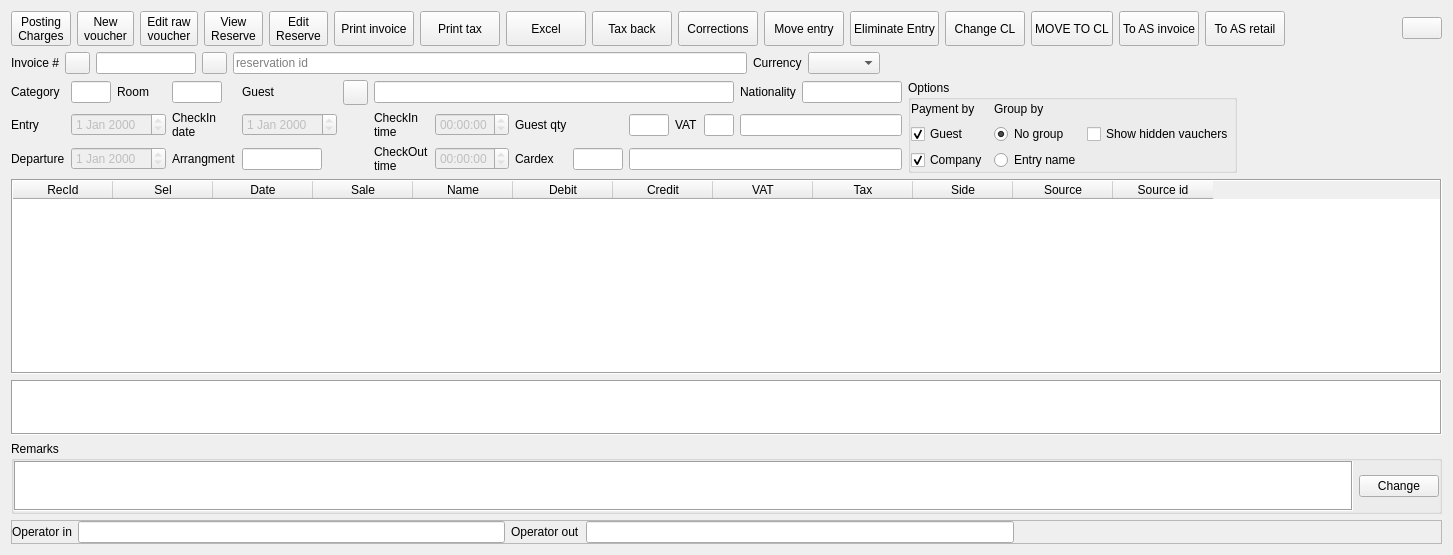
The window that Resort/waccinvoice.ui (End1-1/Resort) describes before a commit, drawn with Qt 5.
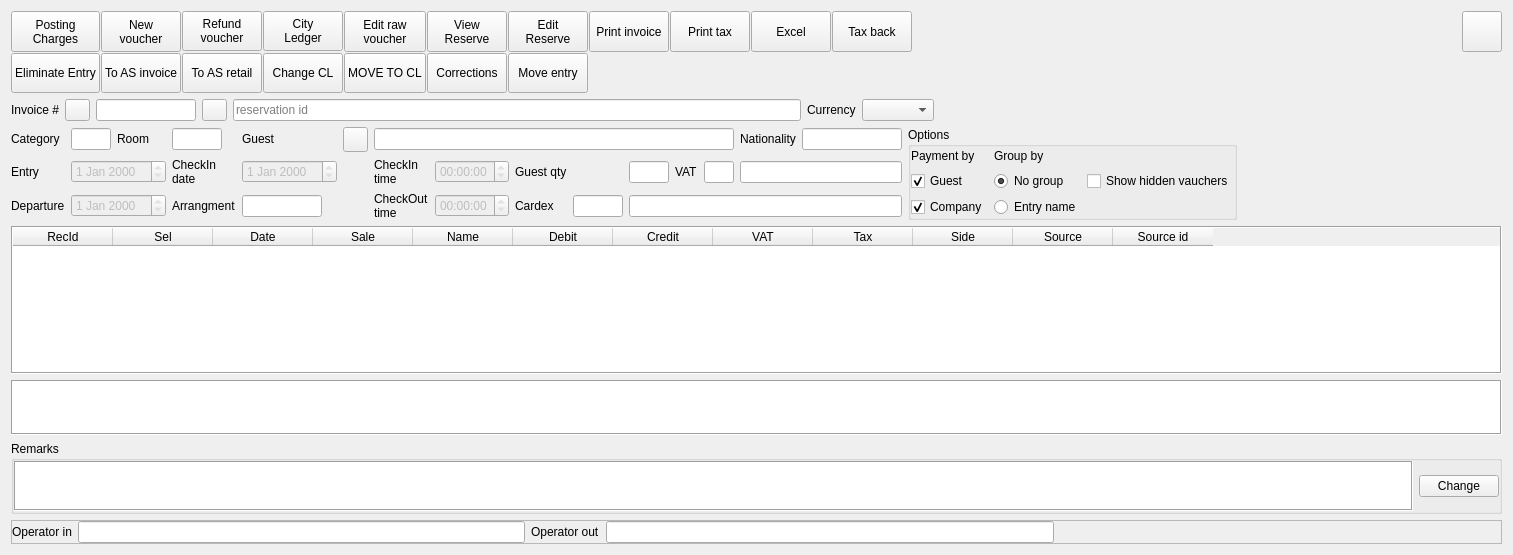
The same window after the commit. Icons and pictures are not drawn. Custom widgets are drawn as their Qt base class.

```diff
--- a/Resort/waccinvoice.ui
+++ b/Resort/waccinvoice.ui
@@ -6,7 +6,7 @@
    <rect>
     <x>0</x>
     <y>0</y>
-    <width>1453</width>
+    <width>1513</width>
     <height>555</height>
    </rect>
   </property>
@@ -28,7 +28,7 @@
        <height>0</height>
       </size>
      </property>
-     <layout class="QHBoxLayout" name="horizontalLayout_4">
+     <layout class="QGridLayout" name="gridLayout_4">
       <property name="leftMargin">
        <number>0</number>
       </property>
@@ -41,94 +41,13 @@
       <property name="bottomMargin">
        <number>0</number>
       </property>
-      <item>
-       <widget class="QToolButton" name="btnPostingCharges">
-        <property name="sizePolicy">
-         <sizepolicy hsizetype="Fixed" vsizetype="Fixed">
-          <horstretch>0</horstretch>
-          <verstretch>0</verstretch>
-         </sizepolicy>
-        </property>
-        <property name="minimumSize">
-         <size>
-          <width>0</width>
-          <height>0</height>
-         </size>
-        </property>
-        <property name="maximumSize">
-         <size>
-          <width>16777215</width>
-          <height>21212</height>
-         </size>
-        </property>
-        <property name="focusPolicy">
-         <enum>Qt::FocusPolicy::ClickFocus</enum>
-        </property>
-        <property name="text">
-         <string>Posting
-Charges</string>
-        </property>
-        <property name="icon">
-         <iconset resource="res.qrc">
-          <normaloff>:/images/charge.png</normaloff>:/images/charge.png</iconset>
-        </property>
-        <property name="iconSize">
-         <size>
-          <width>20</width>
-          <height>20</height>
-         </size>
-        </property>
-        <property name="toolButtonStyle">
-         <enum>Qt::ToolButtonStyle::ToolButtonTextBesideIcon</enum>
-        </property>
-       </widget>
-      </item>
-      <item>
-       <widget class="QToolButton" name="btnNewVaucher">
-        <property name="sizePolicy">
-         <sizepolicy hsizetype="Fixed" vsizetype="Fixed">
-          <horstretch>0</horstretch>
-          <verstretch>0</verstretch>
-         </sizepolicy>
-        </property>
-        <property name="minimumSize">
-         <size>
-          <width>0</width>
-          <height>0</height>
-         </size>
-        </property>
-        <property name="maximumSize">
-         <size>
-          <width>16777215</width>
-          <height>21212</height>
-         </size>
-        </property>
-        <property name="focusPolicy">
-         <enum>Qt::FocusPolicy::ClickFocus</enum>
-        </property>
-        <property name="text">
-         <string>New
-voucher</string>
-        </property>
-        <property name="icon">
-         <iconset resource="res.qrc">
-          <normaloff>:/images/invoice.png</normaloff>:/images/invoice.png</iconset>
-        </property>
-        <property name="iconSize">
-         <size>
-          <width>20</width>
-          <height>20</height>
-         </size>
-        </property>
-        <property name="toolButtonStyle">
-         <enum>Qt::ToolButtonStyle::ToolButtonTextBesideIcon</enum>
-        </property>
-       </widget>
-      </item>
-      <item>
+      <property name="spacing">
+       <number>1</number>
+      </property>
+      <item row="0" column="4" rowspan="2">
        <widget class="QToolButton" name="btnEditRowVaucher">
         <property name="sizePolicy">
-         <sizepolicy hsizetype="Fixed" vsizetype="Fixed">
+         <sizepolicy hsizetype="Preferred" vsizetype="Preferred">
           <horstretch>0</horstretch>
           <verstretch>0</verstretch>
          </sizepolicy>
@@ -136,13 +55,13 @@
         <property name="minimumSize">
          <size>
           <width>0</width>
-          <height>0</height>
+          <height>40</height>
          </size>
         </property>
         <property name="maximumSize">
          <size>
           <width>16777215</width>
-          <height>21212</height>
+          <height>16777215</height>
          </size>
         </property>
         <property name="focusPolicy">
@@ -167,10 +86,45 @@
         </property>
        </widget>
       </item>
-      <item>
+      <item row="0" column="9" rowspan="2">
+       <widget class="QPushButton" name="btnExcel">
+        <property name="sizePolicy">
+         <sizepolicy hsizetype="Preferred" vsizetype="Preferred">
+          <horstretch>0</horstretch>
+          <verstretch>0</verstretch>
+         </sizepolicy>
+        </property>
+        <property name="minimumSize">
+         <size>
+          <width>0</width>
+          <height>40</height>
+         </size>
+        </property>
+        <property name="maximumSize">
+         <size>
+          <width>16777215</width>
+          <height>16777215</height>
+         </size>
+        </property>
+        <property name="focusPolicy">
+         <enum>Qt::FocusPolicy::ClickFocus</enum>
+        </property>
+        <property name="toolTip">
+         <string>Print fiscal</string>
+        </property>
+        <property name="text">
+         <string>Excel</string>
+        </property>
+        <property name="icon">
+         <iconset resource="res.qrc">
+          <normaloff>:/images/excel.png</normaloff>:/images/excel.png</iconset>
+        </property>
+       </widget>
+      </item>
+      <item row="0" column="5" rowspan="2">
        <widget class="QToolButton" name="btnViewReserv">
         <property name="sizePolicy">
-         <sizepolicy hsizetype="Fixed" vsizetype="Fixed">
+         <sizepolicy hsizetype="Preferred" vsizetype="Preferred">
           <horstretch>0</horstretch>
           <verstretch>0</verstretch>
          </sizepolicy>
@@ -178,13 +132,13 @@
         <property name="minimumSize">
          <size>
           <width>0</width>
-          <height>0</height>
+          <height>40</height>
          </size>
         </property>
         <property name="maximumSize">
          <size>
           <width>16777215</width>
-          <height>21212</height>
+          <height>16777215</height>
          </size>
         </property>
         <property name="focusPolicy">
@@ -209,10 +163,10 @@
         </property>
        </widget>
       </item>
-      <item>
+      <item row="0" column="6" rowspan="2">
        <widget class="QToolButton" name="btnEditReserv">
         <property name="sizePolicy">
-         <sizepolicy hsizetype="Fixed" vsizetype="Fixed">
+         <sizepolicy hsizetype="Preferred" vsizetype="Preferred">
           <horstretch>0</horstretch>
           <verstretch>0</verstretch>
          </sizepolicy>
@@ -220,13 +174,13 @@
         <property name="minimumSize">
          <size>
           <width>0</width>
-          <height>0</height>
+          <height>40</height>
          </size>
         </property>
         <property name="maximumSize">
          <size>
           <width>16777215</width>
-          <height>21212</height>
+          <height>16777215</height>
          </size>
         </property>
         <property name="focusPolicy">
@@ -251,22 +205,63 @@
         </property>
        </widget>
       </item>
-      <item>
-       <widget class="QPushButton" name="btnPrint">
+      <item row="2" column="2">
+       <widget class="QPushButton" name="btnExportASRetail">
+        <property name="sizePolicy">
+         <sizepolicy hsizetype="Preferred" vsizetype="Preferred">
+          <horstretch>0</horstretch>
+          <verstretch>0</verstretch>
+         </sizepolicy>
+        </property>
+        <property name="minimumSize">
+         <size>
+          <width>0</width>
+          <height>40</height>
+         </size>
+        </property>
         <property name="maximumSize">
          <size>
-          <width>1212</width>
-          <height>21212</height>
+          <width>16777215</width>
+          <height>16777215</height>
          </size>
         </property>
         <property name="focusPolicy">
          <enum>Qt::FocusPolicy::ClickFocus</enum>
         </property>
-        <property name="toolTip">
-         <string>Print invoice</string>
+        <property name="text">
+         <string>To AS retail</string>
         </property>
+        <property name="icon">
+         <iconset resource="res.qrc">
+          <normaloff>:/images/AS.png</normaloff>:/images/AS.png</iconset>
+        </property>
+       </widget>
+      </item>
+      <item row="2" column="0">
+       <widget class="QPushButton" name="btnEliminate">
+        <property name="sizePolicy">
+         <sizepolicy hsizetype="Preferred" vsizetype="Preferred">
+          <horstretch>0</horstretch>
+          <verstretch>0</verstretch>
+         </sizepolicy>
+        </property>
+        <property name="minimumSize">
+         <size>
+          <width>0</width>
+          <height>40</height>
+         </size>
+        </property>
+        <property name="maximumSize">
+         <size>
+          <width>16777215</width>
+          <height>16777215</height>
+         </size>
+        </property>
+        <property name="focusPolicy">
+         <enum>Qt::FocusPolicy::ClickFocus</enum>
+        </property>
         <property name="text">
-         <string>Print invoice</string>
+         <string>Eliminate Entry</string>
         </property>
         <property name="icon">
          <iconset resource="res.qrc">
@@ -274,12 +269,82 @@
         </property>
        </widget>
       </item>
-      <item>
+      <item row="0" column="15" rowspan="2">
+       <spacer name="horizontalSpacer_3">
+        <property name="focusPolicy">
+         <enum>Qt::FocusPolicy::ClickFocus</enum>
+        </property>
+        <property name="orientation">
+         <enum>Qt::Orientation::Horizontal</enum>
+        </property>
+        <property name="sizeHint" stdset="0">
+         <size>
+          <width>200</width>
+          <height>21</height>
+         </size>
+        </property>
+       </spacer>
+      </item>
+      <item row="0" column="0" rowspan="2">
+       <widget class="QToolButton" name="btnPostingCharges">
+        <property name="sizePolicy">
+         <sizepolicy hsizetype="Preferred" vsizetype="Preferred">
+          <horstretch>0</horstretch>
+          <verstretch>0</verstretch>
+         </sizepolicy>
+        </property>
+        <property name="minimumSize">
+         <size>
+          <width>0</width>
+          <height>40</height>
+         </size>
+        </property>
+        <property name="maximumSize">
+         <size>
+          <width>16777215</width>
+          <height>16777215</height>
+         </size>
+        </property>
+        <property name="focusPolicy">
+         <enum>Qt::FocusPolicy::ClickFocus</enum>
+        </property>
+        <property name="text">
+         <string>Posting
+Charges</string>
+        </property>
+        <property name="icon">
+         <iconset resource="res.qrc">
+          <normaloff>:/images/charge.png</normaloff>:/images/charge.png</iconset>
+        </property>
+        <property name="iconSize">
+         <size>
+          <width>20</width>
+          <height>20</height>
+         </size>
+        </property>
+        <property name="toolButtonStyle">
+         <enum>Qt::ToolButtonStyle::ToolButtonTextBesideIcon</enum>
+        </property>
+       </widget>
+      </item>
+      <item row="0" column="8" rowspan="2">
        <widget class="QPushButton" name="btnTaxPrint">
+        <property name="sizePolicy">
+         <sizepolicy hsizetype="Preferred" vsizetype="Preferred">
+          <horstretch>0</horstretch>
+          <verstretch>0</verstretch>
+         </sizepolicy>
+        </property>
+        <property name="minimumSize">
+         <size>
+          <width>0</width>
+          <height>40</height>
+         </size>
+        </property>
         <property name="maximumSize">
          <size>
-          <width>21545</width>
-          <height>21212</height>
+          <width>16777215</width>
+          <height>16777215</height>
          </size>
         </property>
         <property name="focusPolicy">
@@ -297,22 +362,66 @@
         </property>
        </widget>
       </item>
-      <item>
-       <widget class="QPushButton" name="btnExcel">
+      <item row="2" column="1">
+       <widget class="QPushButton" name="btnExportAS">
+        <property name="sizePolicy">
+         <sizepolicy hsizetype="Preferred" vsizetype="Preferred">
+          <horstretch>0</horstretch>
+          <verstretch>0</verstretch>
+         </sizepolicy>
+        </property>
+        <property name="minimumSize">
+         <size>
+          <width>0</width>
+          <height>40</height>
+         </size>
+        </property>
         <property name="maximumSize">
          <size>
-          <width>21545</width>
-          <height>21212</height>
+          <width>16777215</width>
+          <height>16777215</height>
          </size>
         </property>
         <property name="focusPolicy">
          <enum>Qt::FocusPolicy::ClickFocus</enum>
         </property>
+        <property name="text">
+         <string>To AS invoice</string>
+        </property>
+        <property name="icon">
+         <iconset resource="res.qrc">
+          <normaloff>:/images/AS.png</normaloff>:/images/AS.png</iconset>
+        </property>
+       </widget>
+      </item>
+      <item row="0" column="16" rowspan="2">
+       <widget class="QPushButton" name="btnTracking">
+        <property name="sizePolicy">
+         <sizepolicy hsizetype="Minimum" vsizetype="Preferred">
+          <horstretch>0</horstretch>
+          <verstretch>0</verstretch>
+         </sizepolicy>
+        </property>
+        <property name="minimumSize">
+         <size>
+          <width>0</width>
+          <height>40</height>
+         </size>
+        </property>
+        <property name="maximumSize">
+         <size>
+          <width>16777215</width>
+          <height>16777215</height>
+         </size>
+        </property>
+        <property name="focusPolicy">
+         <enum>Qt::FocusPolicy::ClickFocus</enum>
+        </property>
         <property name="toolTip">
          <string>Print fiscal</string>
         </property>
         <property name="text">
-         <string>Excel</string>
+         <string/>
         </property>
         <property name="icon">
          <iconset resource="res.qrc">
@@ -320,12 +429,101 @@
         </property>
        </widget>
       </item>
-      <item>
+      <item row="0" column="7" rowspan="2">
+       <widget class="QPushButton" name="btnPrint">
+        <property name="sizePolicy">
+         <sizepolicy hsizetype="Preferred" vsizetype="Preferred">
+          <horstretch>0</horstretch>
+          <verstretch>0</verstretch>
+         </sizepolicy>
+        </property>
+        <property name="minimumSize">
+         <size>
+          <width>0</width>
+          <height>40</height>
+         </size>
+        </property>
+        <property name="maximumSize">
+         <size>
+          <width>16777215</width>
+          <height>16777215</height>
+         </size>
+        </property>
+        <property name="focusPolicy">
+         <enum>Qt::FocusPolicy::ClickFocus</enum>
+        </property>
+        <property name="toolTip">
+         <string>Print invoice</string>
+        </property>
+        <property name="text">
+         <string>Print invoice</string>
+        </property>
+        <property name="icon">
+         <iconset resource="res.qrc">
+          <normaloff>:/images/printer.png</normaloff>:/images/printer.png</iconset>
+        </property>
+       </widget>
+      </item>
+      <item row="0" column="1" rowspan="2">
+       <widget class="QToolButton" name="btnNewVaucher">
+        <property name="sizePolicy">
+         <sizepolicy hsizetype="Preferred" vsizetype="Preferred">
+          <horstretch>0</horstretch>
+          <verstretch>0</verstretch>
+         </sizepolicy>
+        </property>
+        <property name="minimumSize">
+         <size>
+          <width>0</width>
+          <height>40</height>
+         </size>
+        </property>
+        <property name="maximumSize">
+         <size>
+          <width>16777215</width>
+          <height>16777215</height>
+         </size>
+        </property>
+        <property name="focusPolicy">
+         <enum>Qt::FocusPolicy::ClickFocus</enum>
+        </property>
+        <property name="text">
+         <string>New
+voucher</string>
+        </property>
+        <property name="icon">
+         <iconset resource="res.qrc">
+          <normaloff>:/images/invoice.png</normaloff>:/images/invoice.png</iconset>
+        </property>
+        <property name="iconSize">
+         <size>
+          <width>20</width>
+          <height>20</height>
+         </size>
+        </property>
+        <property name="toolButtonStyle">
+         <enum>Qt::ToolButtonStyle::ToolButtonTextBesideIcon</enum>
+        </property>
+       </widget>
+      </item>
+      <item row="0" column="10" rowspan="2">
        <widget class="QPushButton" name="btnTaxBack">
+        <property name="sizePolicy">
+         <sizepolicy hsizetype="Preferred" vsizetype="Preferred">
+          <horstretch>0</horstretch>
+          <verstretch>0</verstretch>
+         </sizepolicy>
+        </property>
+        <property name="minimumSize">
+         <size>
+          <width>0</width>
+          <height>40</height>
+         </size>
+        </property>
         <property name="maximumSize">
          <size>
-          <width>21545</width>
-          <height>21212</height>
+          <width>16777215</width>
+          <height>16777215</height>
          </size>
         </property>
         <property name="focusPolicy">
@@ -343,12 +541,172 @@
         </property>
        </widget>
       </item>
-      <item>
+      <item row="0" column="2">
+       <widget class="QToolButton" name="btnNewRefuyndVoucher">
+        <property name="sizePolicy">
+         <sizepolicy hsizetype="Preferred" vsizetype="Preferred">
+          <horstretch>0</horstretch>
+          <verstretch>0</verstretch>
+         </sizepolicy>
+        </property>
+        <property name="minimumSize">
+         <size>
+          <width>0</width>
+          <height>40</height>
+         </size>
+        </property>
+        <property name="maximumSize">
+         <size>
+          <width>16777215</width>
+          <height>16777215</height>
+         </size>
+        </property>
+        <property name="focusPolicy">
+         <enum>Qt::FocusPolicy::ClickFocus</enum>
+        </property>
+        <property name="text">
+         <string>Refund
+voucher</string>
+        </property>
+        <property name="icon">
+         <iconset resource="res.qrc">
+          <normaloff>:/images/refund.png</normaloff>:/images/refund.png</iconset>
+        </property>
+        <property name="iconSize">
+         <size>
+          <width>20</width>
+          <height>20</height>
+         </size>
+        </property>
+        <property name="toolButtonStyle">
+         <enum>Qt::ToolButtonStyle::ToolButtonTextBesideIcon</enum>
+        </property>
+       </widget>
+      </item>
+      <item row="0" column="3">
+       <widget class="QToolButton" name="btnCL">
+        <property name="sizePolicy">
+         <sizepolicy hsizetype="Preferred" vsizetype="Preferred">
+          <horstretch>0</horstretch>
+          <verstretch>0</verstretch>
+         </sizepolicy>
+        </property>
+        <property name="minimumSize">
+         <size>
+          <width>0</width>
+          <height>40</height>
+         </size>
+        </property>
+        <property name="maximumSize">
+         <size>
+          <width>16777215</width>
+          <height>16777215</height>
+         </size>
+        </property>
+        <property name="focusPolicy">
+         <enum>Qt::FocusPolicy::ClickFocus</enum>
+        </property>
+        <property name="text">
+         <string>City
+Ledger</string>
+        </property>
+        <property name="icon">
+         <iconset resource="res.qrc">
+          <normaloff>:/images/refund.png</normaloff>:/images/refund.png</iconset>
+        </property>
+        <property name="iconSize">
+         <size>
+          <width>20</width>
+          <height>20</height>
+         </size>
+        </property>
+        <property name="toolButtonStyle">
+         <enum>Qt::ToolButtonStyle::ToolButtonTextBesideIcon</enum>
+        </property>
+       </widget>
+      </item>
+      <item row="2" column="3">
+       <widget class="QPushButton" name="btnChangeCL">
+        <property name="sizePolicy">
+         <sizepolicy hsizetype="Preferred" vsizetype="Preferred">
+          <horstretch>0</horstretch>
+          <verstretch>0</verstretch>
+         </sizepolicy>
+        </property>
+        <property name="minimumSize">
+         <size>
+          <width>0</width>
+          <height>40</height>
+         </size>
+        </property>
+        <property name="maximumSize">
+         <size>
+          <width>16777215</width>
+          <height>16777215</height>
+         </size>
+        </property>
+        <property name="focusPolicy">
+         <enum>Qt::FocusPolicy::ClickFocus</enum>
+        </property>
+        <property name="text">
+         <string>Change CL</string>
+        </property>
+        <property name="icon">
+         <iconset resource="res.qrc">
+          <normaloff>:/images/biohazard.png</normaloff>:/images/biohazard.png</iconset>
+        </property>
+       </widget>
+      </item>
+      <item row="2" column="4">
+       <widget class="QPushButton" name="btnMoveToCL">
+        <property name="sizePolicy">
+         <sizepolicy hsizetype="Preferred" vsizetype="Preferred">
+          <horstretch>0</horstretch>
+          <verstretch>0</verstretch>
+         </sizepolicy>
+        </property>
+        <property name="minimumSize">
+         <size>
+          <width>0</width>
+          <height>40</height>
+         </size>
+        </property>
+        <property name="maximumSize">
+         <size>
+          <width>16777215</width>
+          <height>16777215</height>
+         </size>
+        </property>
+        <property name="focusPolicy">
+         <enum>Qt::FocusPolicy::ClickFocus</enum>
+        </property>
+        <property name="text">
+         <string>MOVE TO CL</string>
+        </property>
+        <property name="icon">
+         <iconset resource="res.qrc">
+          <normaloff>:/images/biohazard.png</normaloff>:/images/biohazard.png</iconset>
+        </property>
+       </widget>
+      </item>
+      <item row="2" column="5">
        <widget class="QPushButton" name="btnViewCorrections">
+        <property name="sizePolicy">
+         <sizepolicy hsizetype="Preferred" vsizetype="Preferred">
+          <horstretch>0</horstretch>
+          <verstretch>0</verstretch>
+         </sizepolicy>
+        </property>
+        <property name="minimumSize">
+         <size>
+          <width>0</width>
+          <height>40</height>
+         </size>
+        </property>
         <property name="maximumSize">
          <size>
-          <width>21545</width>
-          <height>21212</height>
+          <width>16777215</width>
+          <height>16777215</height>
          </size>
         </property>
         <property name="focusPolicy">
@@ -363,12 +721,24 @@
         </property>
        </widget>
       </item>
-      <item>
+      <item row="2" column="6">
        <widget class="QPushButton" name="btnMoveItem">
+        <property name="sizePolicy">
+         <sizepolicy hsizetype="Preferred" vsizetype="Preferred">
+          <horstretch>0</horstretch>
+          <verstretch>0</verstretch>
+         </sizepolicy>
+        </property>
+        <property name="minimumSize">
+         <size>
+          <width>0</width>
+          <height>40</height>
+         </size>
+        </property>
         <property name="maximumSize">
          <size>
-          <width>222</width>
-          <height>222</height>
+          <width>16777215</width>
+          <height>16777215</height>
          </size>
         </property>
         <property name="focusPolicy">
@@ -383,139 +753,6 @@
         </property>
        </widget>
       </item>
-      <item>
-       <widget class="QPushButton" name="btnEliminate">
-        <property name="maximumSize">
-         <size>
-          <width>21545</width>
-          <height>21212</height>
-         </size>
-        </property>
-        <property name="focusPolicy">
-         <enum>Qt::FocusPolicy::ClickFocus</enum>
-        </property>
-        <property name="text">
-         <string>Eliminate Entry</string>
-        </property>
-        <property name="icon">
-         <iconset resource="res.qrc">
-          <normaloff>:/images/biohazard.png</normaloff>:/images/biohazard.png</iconset>
-        </property>
-       </widget>
-      </item>
-      <item>
-       <widget class="QPushButton" name="btnChangeCL">
-        <property name="maximumSize">
-         <size>
-          <width>21545</width>
-          <height>21212</height>
-         </size>
-        </property>
-        <property name="focusPolicy">
-         <enum>Qt::FocusPolicy::ClickFocus</enum>
-        </property>
-        <property name="text">
-         <string>Change CL</string>
-        </property>
-        <property name="icon">
-         <iconset resource="res.qrc">
-          <normaloff>:/images/biohazard.png</normaloff>:/images/biohazard.png</iconset>
-        </property>
-       </widget>
-      </item>
-      <item>
-       <widget class="QPushButton" name="btnMoveToCL">
-        <property name="maximumSize">
-         <size>
-          <width>21545</width>
-          <height>21212</height>
-         </size>
-        </property>
-        <property name="focusPolicy">
-         <enum>Qt::FocusPolicy::ClickFocus</enum>
-        </property>
-        <property name="text">
-         <string>MOVE TO CL</string>
-        </property>
-        <property name="icon">
-         <iconset resource="res.qrc">
-          <normaloff>:/images/biohazard.png</normaloff>:/images/biohazard.png</iconset>
-        </property>
-       </widget>
-      </item>
-      <item>
-       <widget class="QPushButton" name="btnExportAS">
-        <property name="maximumSize">
-         <size>
-          <width>21545</width>
-          <height>21212</height>
-         </size>
-        </property>
-        <property name="focusPolicy">
-         <enum>Qt::FocusPolicy::ClickFocus</enum>
-        </property>
-        <property name="text">
-         <string>To AS invoice</string>
-        </property>
-        <property name="icon">
-         <iconset resource="res.qrc">
-          <normaloff>:/images/AS.png</normaloff>:/images/AS.png</iconset>
-        </property>
-       </widget>
-      </item>
-      <item>
-       <widget class="QPushButton" name="btnExportASRetail">
-        <property name="maximumSize">
-         <size>
-          <width>21545</width>
-          <height>21212</height>
-         </size>
-        </property>
-        <property name="focusPolicy">
-         <enum>Qt::FocusPolicy::ClickFocus</enum>
-        </property>
-        <property name="text">
-         <string>To AS retail</string>
-        </property>
-        <property name="icon">
-         <iconset resource="res.qrc">
-          <normaloff>:/images/AS.png</normaloff>:/images/AS.png</iconset>
-        </property>
-       </widget>
-      </item>
-      <item>
-       <spacer name="horizontalSpacer_3">
-        <property name="focusPolicy">
-         <enum>Qt::FocusPolicy::ClickFocus</enum>
-        </property>
-        <property name="orientation">
-         <enum>Qt::Orientation::Horizontal</enum>
-        </property>
-        <property name="sizeHint" stdset="0">
-         <size>
-          <width>200</width>
-          <height>21</height>
-         </size>
-        </property>
-       </spacer>
-      </item>
-      <item>
-       <widget class="QPushButton" name="btnTracking">
-        <property name="focusPolicy">
-         <enum>Qt::FocusPolicy::ClickFocus</enum>
-        </property>
-        <property name="toolTip">
-         <string>Show history</string>
-        </property>
-        <property name="text">
-         <string/>
-        </property>
-        <property name="icon">
-         <iconset resource="res.qrc">
-          <normaloff>:/images/tracking.png</normaloff>:/images/tracking.png</iconset>
-        </property>
-       </widget>
-      </item>
      </layout>
     </widget>
    </item>
```
Left out of the diff: 452 changed lines with no effect on the pictures.
